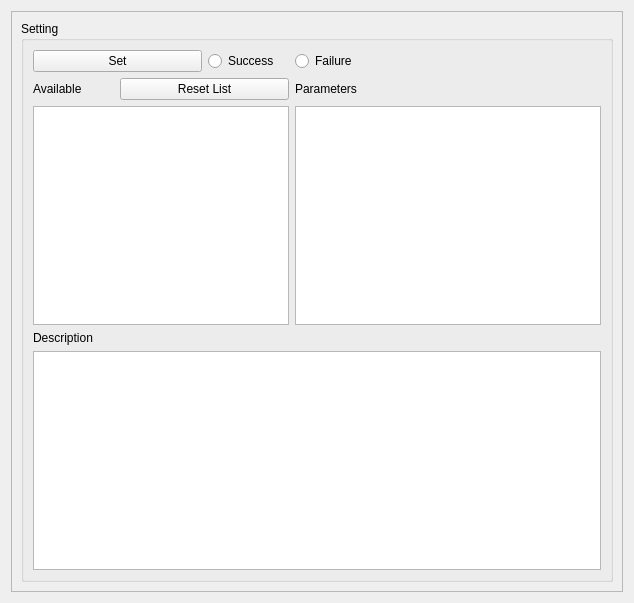
massimilianop/sml_under_development, file gui/src/gui/choose_jsonable.ui: the form before one commit.
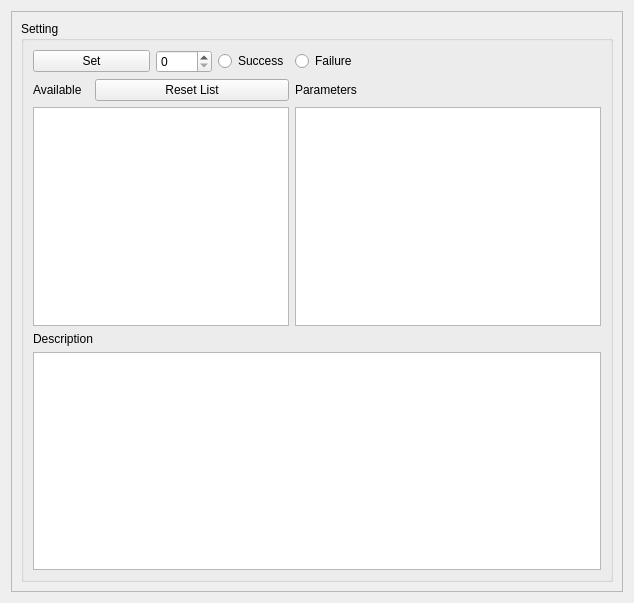
The form after the commit.

Commit message: add gui with user defined trigger instant for each mission

What changed in the file:
```diff
--- a/gui/src/gui/choose_jsonable.ui
+++ b/gui/src/gui/choose_jsonable.ui
@@ -38,13 +38,6 @@
           <string>Setting</string>
          </property>
          <layout class="QGridLayout" name="gridLayout_2">
-          <item row="1" column="0">
-           <widget class="QLabel" name="labelJsonableAvailable">
-            <property name="text">
-             <string>Available</string>
-            </property>
-           </widget>
-          </item>
           <item row="0" column="0" colspan="2">
            <widget class="QPushButton" name="SetJsonableButton">
             <property name="text">
@@ -52,29 +45,50 @@
             </property>
            </widget>
           </item>
-          <item row="1" column="1" colspan="2">
+          <item row="1" column="4">
+           <widget class="QLabel" name="labelJsonableParameters">
+            <property name="text">
+             <string>Parameters</string>
+            </property>
+           </widget>
+          </item>
+          <item row="2" column="4">
+           <widget class="QPlainTextEdit" name="JsonableMessageInput"/>
+          </item>
+          <item row="0" column="3">
+           <widget class="QRadioButton" name="Success">
+            <property name="text">
+             <string>Success</string>
+            </property>
+           </widget>
+          </item>
+          <item row="6" column="0" colspan="5">
+           <widget class="QTextEdit" name="JsonableDescription"/>
+          </item>
+          <item row="1" column="1" colspan="3">
            <widget class="QPushButton" name="ResetListJsonable">
             <property name="text">
              <string>Reset List</string>
             </property>
            </widget>
           </item>
-          <item row="6" column="0" colspan="4">
-           <widget class="QTextEdit" name="JsonableDescription"/>
-          </item>
-          <item row="2" column="0" colspan="3">
+          <item row="2" column="0" colspan="4">
            <widget class="QListWidget" name="ListJsonableWidget"/>
           </item>
-          <item row="0" column="3">
+          <item row="1" column="0">
+           <widget class="QLabel" name="labelJsonableAvailable">
+            <property name="text">
+             <string>Available</string>
+            </property>
+           </widget>
+          </item>
+          <item row="0" column="4">
            <widget class="QRadioButton" name="Failure">
             <property name="text">
              <string>Failure</string>
             </property>
            </widget>
           </item>
-          <item row="2" column="3">
-           <widget class="QPlainTextEdit" name="JsonableMessageInput"/>
-          </item>
           <item row="5" column="0" colspan="2">
            <widget class="QLabel" name="labelJsonableParameters_2">
             <property name="text">
@@ -83,18 +97,7 @@
            </widget>
           </item>
           <item row="0" column="2">
-           <widget class="QRadioButton" name="Success">
-            <property name="text">
-             <string>Success</string>
-            </property>
-           </widget>
-          </item>
-          <item row="1" column="3">
-           <widget class="QLabel" name="labelJsonableParameters">
-            <property name="text">
-             <string>Parameters</string>
-            </property>
-           </widget>
+           <widget class="QSpinBox" name="TriggerInstant"/>
           </item>
          </layout>
         </widget>
```
The commit also changes 15 other files.
